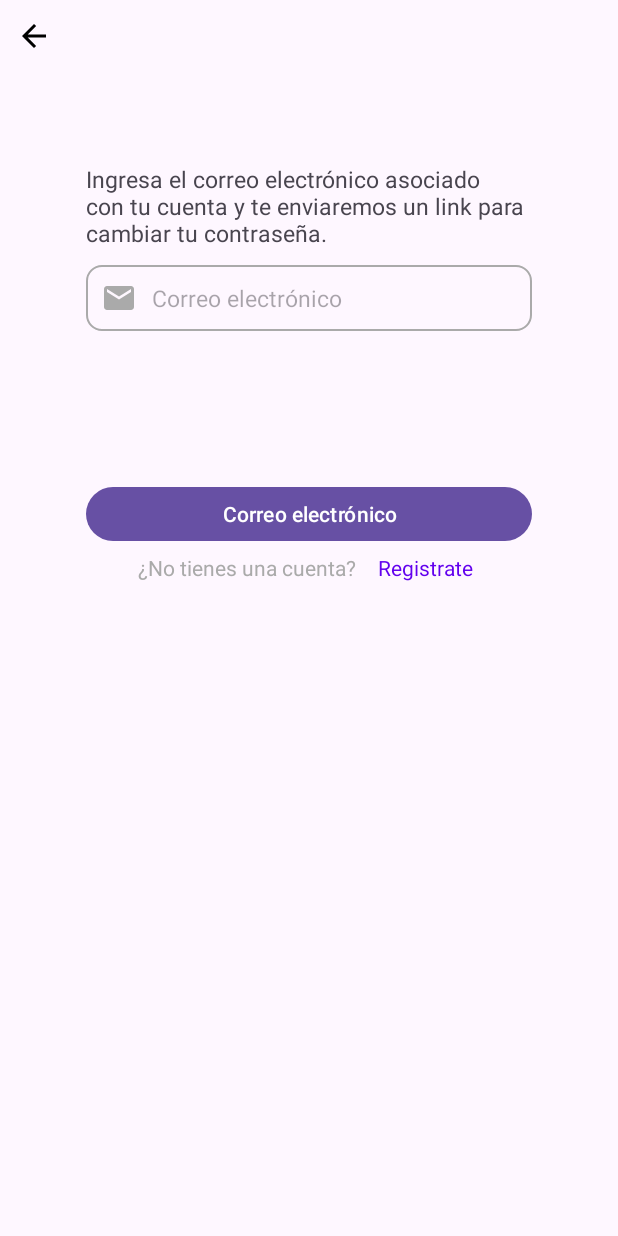
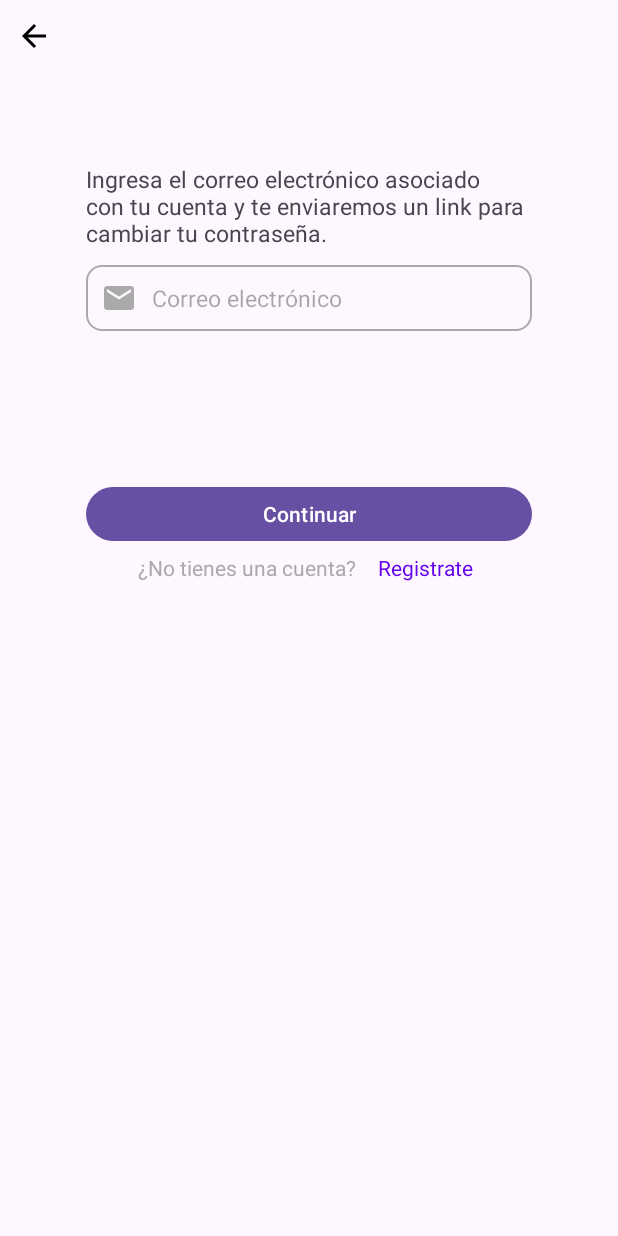
Before and after one commit to essaugg/LectoApp, an Android app: the ForgotPasswordFragment screen opened through its navigation route, on a phone screen of 412 x 824 dp. Run offline under Robolectric (Android 15) with nearby library versions, the light colour scheme and no system bars.

Commit message:
Me habia equivocado en un texto

```diff
--- a/app/src/main/res/layout/fragment_forgot_password.xml
+++ b/app/src/main/res/layout/fragment_forgot_password.xml
@@ -22,7 +22,7 @@
         android:layout_width="300dp"
         android:layout_height="60dp"
         android:text="@string/stringForgotPassword2"
-        android:textSize="15dp"
+        android:textSize="15sp"
         app:layout_constraintBottom_toBottomOf="parent"
         app:layout_constraintEnd_toEndOf="parent"
         app:layout_constraintHorizontal_bias="0.512"
@@ -39,7 +39,7 @@
         android:drawableStart="@drawable/cs_mail_icon"
         android:drawablePadding="10dp"
         android:hint="@string/stringEmail"
-        android:textSize="15dp"
+        android:textSize="15sp"
         android:inputType="text"
         android:paddingStart="10dp"
         android:paddingEnd="10dp"
@@ -52,7 +52,7 @@
         android:layout_width="297dp"
         android:layout_height="44dp"
         android:layout_marginTop="100dp"
-        android:text="@string/stringEmail"
+        android:text="@string/stringContinue"
         app:layout_constraintEnd_toEndOf="parent"
         app:layout_constraintStart_toStartOf="parent"
         app:layout_constraintTop_toBottomOf="@+id/editMail" />
```
